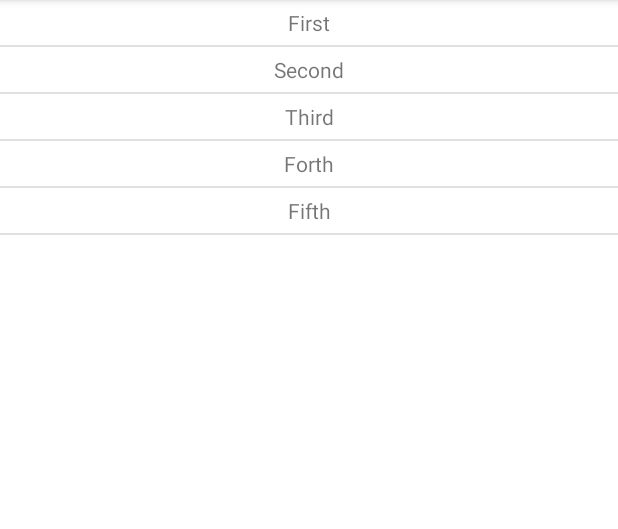
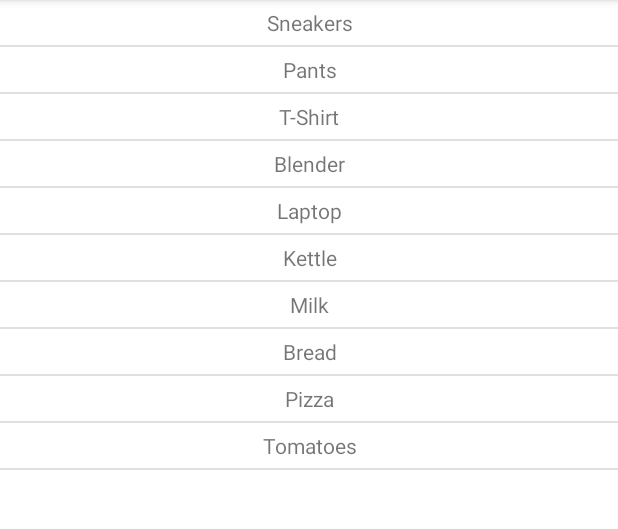
Before and after one commit to Sermage/RecyclerViewSample, an Android app: the screen it shows after launch (MainActivity), on a phone screen of 412 x 824 dp, the part 84-613 px from its top. Run offline under Robolectric (Android 15) with nearby library versions, the phone set to English and light mode, and no system bars; our stand-ins replace RxJava.

Commit message:
Add rx task

```diff
--- a/app/build.gradle
+++ b/app/build.gradle
@@ -43,4 +43,7 @@ dependencies {
     testImplementation 'junit:junit:4.+'
     androidTestImplementation 'androidx.test.ext:junit:1.1.2'
     androidTestImplementation 'androidx.test.espresso:espresso-core:3.3.0'
+
+    implementation 'io.reactivex.rxjava2:rxandroid:2.1.1'
+    implementation 'io.reactivex.rxjava2:rxjava:2.2.19'
 }
--- a/app/src/main/java/com/example/recyclerviewsample/Adapter.kt
+++ b/app/src/main/java/com/example/recyclerviewsample/Adapter.kt
@@ -6,7 +6,13 @@ import android.view.ViewGroup
 import androidx.recyclerview.widget.RecyclerView
 import kotlinx.android.synthetic.main.item_layout.view.*
 
-class Adapter(val items: MutableList<String>) : RecyclerView.Adapter<Adapter.ViewHolder>() {
+class Adapter() : RecyclerView.Adapter<Adapter.ViewHolder>() {
+
+    var items = listOf<String>()
+        set(value) {
+            field=value
+            notifyDataSetChanged()
+        }
 
     class ViewHolder(itemView: View) : RecyclerView.ViewHolder(itemView) {
         val itemTextView = itemView.item_text_view
--- /dev/null
+++ b/app/src/main/java/com/example/recyclerviewsample/DataEmmiter.kt
@@ -0,0 +1,99 @@
+package com.example.recyclerviewsample
+
+import com.example.recyclerviewsample.entities.Category
+import com.example.recyclerviewsample.entities.Product
+import com.example.recyclerviewsample.entities.SubCategory
+import io.reactivex.Single
+
+fun getProducts(idList: List<Int>): Single<List<Product>> {
+
+    val clothes = listOf(
+        Product(1, "Sneakers"),
+        Product(1, "Pants"),
+        Product(1, "T-Shirt")
+    )
+    val tech = listOf(
+        Product(2, "Blender"),
+        Product(2, "Laptop"),
+        Product(2, "Kettle")
+    )
+    val groceries = listOf(
+        Product(3, "Bread"),
+        Product(3, "Pizza"),
+        Product(3, "Tomatoes")
+    )
+    val clothesAndGroceries = listOf(
+        Product(1, "Sneakers"),
+        Product(1, "Pants"),
+        Product(1, "T-Shirt"),
+        Product(3, "Milk"),
+        Product(3, "Bread"),
+        Product(3, "Pizza"),
+        Product(3, "Tomatoes")
+    )
+    val techAndGroceries = listOf(
+        Product(2, "Blender"),
+        Product(2, "Laptop"),
+        Product(2, "Kettle"),
+        Product(3, "Milk"),
+        Product(3, "Bread"),
+        Product(3, "Pizza"),
+        Product(3, "Tomatoes")
+    )
+    val clothesAndTech = listOf(
+        Product(1, "Sneakers"),
+        Product(1, "Pants"),
+        Product(1, "T-Shirt"),
+        Product(2, "Blender"),
+        Product(2, "Laptop"),
+        Product(2, "Kettle")
+    )
+    val products = listOf(
+        Product(1, "Sneakers"),
+        Product(1, "Pants"),
+        Product(1, "T-Shirt"),
+        Product(2, "Blender"),
+        Product(2, "Laptop"),
+        Product(2, "Kettle"),
+        Product(3, "Milk"),
+        Product(3, "Bread"),
+        Product(3, "Pizza"),
+        Product(3, "Tomatoes")
+    )
+    return when {
+        idList.containsAll(listOf(1, 2, 3)) -> {
+            Single.just(products)
+        }
+        idList.contains(1) && idList.contains(2) -> {
+            Single.just(clothesAndTech)
+        }
+        idList.contains(1) && idList.contains(3) -> {
+            Single.just(clothesAndGroceries)
+        }
+        idList.contains(2) && idList.contains(3) -> {
+            Single.just(techAndGroceries)
+        }
+        idList.contains(1) -> {
+            Single.just(clothes)
+        }
+        idList.contains(2) -> {
+            Single.just(tech)
+        }
+        idList.contains(3) -> {
+            Single.just(groceries)
+        }
+
+        else -> Single.just(products)
+    }
+}
+
+fun getCategories(id: String): Single<List<SubCategory>> {
+    val subCategories = listOf(
+        SubCategory(1, "Clothes"),
+        SubCategory(2, "Tech"),
+        SubCategory(3, "Groceries")
+    )
+    return if (id == "Man") {
+        Single.just(subCategories)
+    } else Single.just(emptyList())
+}
--- /dev/null
+++ b/app/src/main/java/com/example/recyclerviewsample/Interactor.kt
@@ -0,0 +1,16 @@
+package com.example.recyclerviewsample.entities
+
+import com.example.recyclerviewsample.getCategories
+import com.example.recyclerviewsample.getProducts
+import io.reactivex.Single
+import io.reactivex.android.schedulers.AndroidSchedulers
+import io.reactivex.schedulers.Schedulers
+
+
+fun getAllProducts(id: String): Single<List<Product>> {
+    return getCategories(id)
+        .map { list -> list.map { subCategory -> subCategory.id }.toList() }
+        .flatMap { getProducts(it) }
+        .subscribeOn(Schedulers.io())
+        .observeOn(AndroidSchedulers.mainThread())
+}
--- a/app/src/main/java/com/example/recyclerviewsample/MainActivity.kt
+++ b/app/src/main/java/com/example/recyclerviewsample/MainActivity.kt
@@ -4,19 +4,36 @@ import android.os.Bundle
 import androidx.appcompat.app.AppCompatActivity
 import androidx.recyclerview.widget.DividerItemDecoration
 import androidx.recyclerview.widget.LinearLayoutManager
+import com.example.recyclerviewsample.entities.getAllProducts
+import io.reactivex.disposables.CompositeDisposable
 import kotlinx.android.synthetic.main.activity_main.*
 
 class MainActivity : AppCompatActivity() {
+
+    private lateinit var compositeDisposable: CompositeDisposable
+
     override fun onCreate(savedInstanceState: Bundle?) {
         super.onCreate(savedInstanceState)
+        compositeDisposable = CompositeDisposable()
         setContentView(R.layout.activity_main)
-        val listOfItems = mutableListOf("First", "Second", "Third", "Forth", "Fifth")
-        val layoutManager=LinearLayoutManager(this)
-        val adapter = Adapter(listOfItems)
+        val layoutManager = LinearLayoutManager(this)
+        val adapter = Adapter()
         recyclerView.adapter = adapter
-        recyclerView.layoutManager=layoutManager
-        val itemDecoration=DividerItemDecoration(recyclerView.context,layoutManager.orientation)
+        recyclerView.layoutManager = layoutManager
+        val itemDecoration = DividerItemDecoration(recyclerView.context, layoutManager.orientation)
         recyclerView.addItemDecoration(itemDecoration)
+        val id = "Man"
+        val disposable = getAllProducts(id).subscribe({
+            adapter.items = it.map { it.name }
+        }, {
+
+        })
+        compositeDisposable.add(disposable)
 
     }
+
+    override fun onDestroy() {
+        super.onDestroy()
+        compositeDisposable.dispose()
+    }
 }
--- /dev/null
+++ b/app/src/main/java/com/example/recyclerviewsample/entities/Category.kt
@@ -0,0 +1,6 @@
+package com.example.recyclerviewsample.entities
+
+data class Category(
+    val name:String,
+    val subcategories: List<SubCategory>
+)
--- /dev/null
+++ b/app/src/main/java/com/example/recyclerviewsample/entities/Product.kt
@@ -0,0 +1,6 @@
+package com.example.recyclerviewsample.entities
+
+data class Product(
+    val id: Int,
+    val name: String
+)
--- /dev/null
+++ b/app/src/main/java/com/example/recyclerviewsample/entities/SubCategory.kt
@@ -0,0 +1,6 @@
+package com.example.recyclerviewsample.entities
+
+data class SubCategory(
+    val id:Int,
+    val name :String
+)
```
